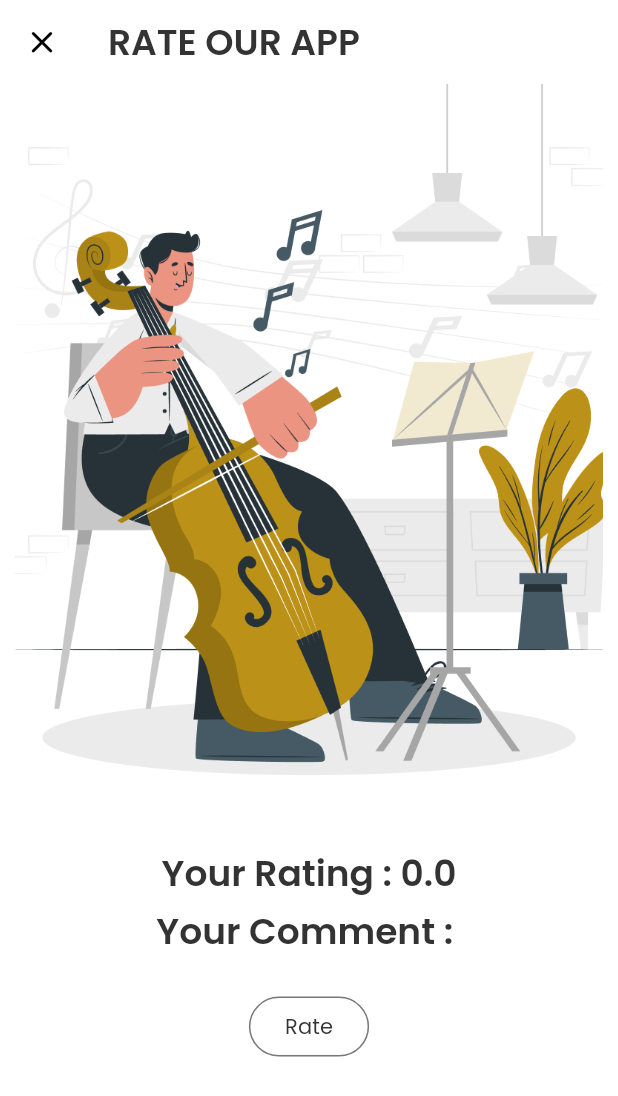
After one commit to OsitadinmaD/dlbc-hymn-app, a Flutter app: the RateScreen screen opened directly, on a phone screen of 412 x 824 dp. The commit adds this screen. Shown: the top 1096 px of the screen. Run offline on Flutter 3.47's test engine with Material 3 defaults, Android fonts, the phone set to English and light mode, and no system bars; our stand-ins replace get, rating_dialog, smooth_page_indicator; missing offline and left inert: shrink_sidemenu, syncfusion_flutter_pdfviewer; statements that could not run were skipped.

Commit message:
new file:   lib/screens/offline_screens/doctrinal_screen/bible_doctrine_screen.dart 	modified:   lib/screens/offline_screens/hymn_home.dart/hymn_home.dart 	modified:   lib/screens/offline_screens/hymn_home.dart/model_classes/side_menu_model.dart 	modified:   lib/screens/offline_screens/hymn_home.dart/widget/categories_chip_widget.dart 	new file:   lib/screens/offline_screens/side_menu_items.dart/about/about_screen.dart 	modified:   lib/screens/offline_screens/side_menu_items.dart/feedback/feedback_screen.dart 	new file:   lib/screens/offline_screens/side_menu_items.dart/rate/controller/rate_dialog_controller.dart 	new file:   lib/screens/offline_screens/side_menu_items.dart/rate/rate_screen.dart 	modified:   pubspec.lock 	modified:   pubspec.yaml

```diff
--- a/lib/screens/offline_screens/hymn_home.dart/hymn_home.dart
+++ b/lib/screens/offline_screens/hymn_home.dart/hymn_home.dart
@@ -33,6 +33,11 @@ class HymnHome extends StatelessWidget {
             controller.openAndCloseSideMenu();
             }),
           title: Text('GOSPEL HYMNS',style: Theme.of(context).textTheme.headlineMedium,),
+          actions: [
+            IconButton(icon: Icon(Icons.share_rounded, size: 25),
+            onPressed: (){},
+            )
+          ]
         ),
         body: SafeArea(
           child: Padding(
--- a/lib/screens/offline_screens/hymn_home.dart/model_classes/side_menu_model.dart
+++ b/lib/screens/offline_screens/hymn_home.dart/model_classes/side_menu_model.dart
@@ -2,23 +2,26 @@ import 'package:dlcm_ghs/utils/constants/colors.dart';
 import 'package:flutter/material.dart';
 import 'package:get/get.dart';
 
+import '../../side_menu_items.dart/about/about_screen.dart';
 import '../../side_menu_items.dart/feedback/feedback_screen.dart';
+import '../../side_menu_items.dart/rate/rate_screen.dart';
 
 class SideMenuModel {
   final Icon icon;
   final String title;
   final Function()? onTap;
 
+
   const SideMenuModel({required this.icon, required this.title, required this.onTap});
 
   static List<SideMenuModel> sideMenuItems = [
     SideMenuModel(icon: const Icon(Icons.person_2_rounded, size: 25,color: PColor.light,), title: 'Profile', onTap: (){}),
     SideMenuModel(icon: const Icon(Icons.share_rounded, size: 25,color: PColor.light,), title: 'Share', onTap: (){}),
-    SideMenuModel(icon: const Icon(Icons.rate_review_rounded, size: 25,color: PColor.light,), title: 'Rate', onTap: (){}),
+    SideMenuModel(icon: const Icon(Icons.rate_review_rounded, size: 25,color: PColor.light,), title: 'Rate', onTap: () => Get.to(() => const RateScreen())),
     SideMenuModel(icon: const Icon(Icons.notifications_active_rounded, size: 25,color: PColor.light,), title: 'Notifications', onTap: (){}),
     SideMenuModel(icon: const Icon(Icons.feedback_rounded, size: 25,color: PColor.light,), title: 'Feedback', onTap: () => Get.to(() => const FeedbackScreen())),
     SideMenuModel(icon: const Icon(Icons.badge_rounded, size: 25,color: PColor.light,), title: 'Follow us on our Social Media handles', onTap: (){}),
     SideMenuModel(icon: const Icon(Icons.question_answer_rounded, size: 25,color: PColor.light,), title: 'Help', onTap: (){}),
-    SideMenuModel(icon: const Icon(Icons.info_outline_rounded, size: 25,color: PColor.light,), title: 'About', onTap: (){}),
+    SideMenuModel(icon: const Icon(Icons.info_outline_rounded, size: 25,color: PColor.light,), title: 'About', onTap: ()  => Get.to(() => const AboutScreen())),
   ];
 }
--- a/lib/screens/offline_screens/hymn_home.dart/widget/categories_chip_widget.dart
+++ b/lib/screens/offline_screens/hymn_home.dart/widget/categories_chip_widget.dart
@@ -1,3 +1,4 @@
+import 'package:dlcm_ghs/screens/offline_screens/doctrinal_screen/bible_doctrine_screen.dart';
 import 'package:dlcm_ghs/screens/offline_screens/hymnal_screens/contents_screen/contents_screen.dart';
 import 'package:flutter/material.dart';
 import 'package:get/get.dart';
@@ -63,7 +64,7 @@ class CategoriesChipWidget extends StatelessWidget {
             PChipWidget(
               label: 'Bible Doctrine',
               icon: const Icon(Icons.book_rounded),
-              onTap: () {},
+              onTap: () => Get.to(() => const PDFScreenView()),
             ),
           ],
         )
--- a/lib/screens/offline_screens/side_menu_items.dart/feedback/feedback_screen.dart
+++ b/lib/screens/offline_screens/side_menu_items.dart/feedback/feedback_screen.dart
@@ -24,7 +24,7 @@ class FeedbackScreen extends StatelessWidget {
         leading: IconButton(onPressed: (){
           Get.back();
           sideMenuController.openAndCloseSideMenu();
-        }, icon: const Icon(Icons.arrow_back_rounded,size: 25,)),
+        }, icon: const Icon(Icons.close_rounded,size: 25,)),
         actions: [
           TextButton(onPressed: (){}, child: Text('Submit', style: Theme.of(context).textTheme.labelLarge,))
         ],
--- /dev/null
+++ b/lib/screens/offline_screens/side_menu_items.dart/rate/controller/rate_dialog_controller.dart
@@ -0,0 +1,39 @@
+import 'package:dlcm_ghs/utils/constants/colors.dart';
+import 'package:dlcm_ghs/utils/constants/text_strings.dart';
+import 'package:flutter/widgets.dart';
+import 'package:get/get.dart';
+import 'package:rating_dialog/rating_dialog.dart';
+
+import '../../../hymn_home.dart/controller/hymn_home_controller.dart';
+
+class RateDialogController extends GetxController{
+  static RateDialogController get instance => Get.find<RateDialogController>();
+  final sideMenuController = Get.put(HymnHomeController());
+
+  Rx<double> valueRated = 0.0.obs;
+  Rx<String> comment = ''.obs;
+
+  void showDialog(){
+    Get.dialog(
+      RatingDialog(
+        title: Text('DCLM Hymn App Rating',style: TextStyle(fontSize: 20,color:Get.isDarkMode ? PColor.light : PColor.dark,fontWeight: FontWeight.w600)),
+        submitButtonText: 'Submit',
+        onSubmitted: (RatingDialogResponse response) {
+          valueRated.value = response.rating;
+          comment.value = response.comment;
+        },
+        commentHint: 'Please we need your comments',
+        enableComment: true,
+        image: Image.asset(PTexts.hymnLogoImageString,fit: BoxFit.cover,),
+        message: Text('Tap the star icon below to rate our app',style: TextStyle(fontSize: 20,color:Get.isDarkMode ? PColor.light : PColor.dark,fontWeight: FontWeight.w500)),
+        onCancelled: () {
+          Get.back();
+          sideMenuController.openAndCloseSideMenu();
+        },
+        showCloseButton: true,
+        starColor: const Color.fromARGB(223, 19, 53, 108),
+        starSize: 35,
+      )
+    );
+  }
+}
--- /dev/null
+++ b/lib/screens/offline_screens/side_menu_items.dart/rate/rate_screen.dart
@@ -0,0 +1,85 @@
+import 'package:dlcm_ghs/screens/offline_screens/side_menu_items.dart/rate/controller/rate_dialog_controller.dart';
+import 'package:dlcm_ghs/utils/constants/helpers/helper_fncs.dart';
+import 'package:dlcm_ghs/utils/constants/sizes.dart';
+import 'package:dlcm_ghs/utils/constants/text_strings.dart';
+import 'package:flutter/material.dart';
+import 'package:get/get.dart';
+
+import '../../hymn_home.dart/controller/hymn_home_controller.dart';
+
+
+class RateScreen extends StatelessWidget {
+  const RateScreen({super.key});
+
+  @override
+  Widget build(BuildContext context) {
+    final ratingDialogController = Get.put(RateDialogController());
+    final sideMenuController = Get.put(HymnHomeController());
+
+
+    return Scaffold(
+      appBar: AppBar(
+        title: Text(
+          'RATE OUR APP',
+          style: Theme.of(context).textTheme.headlineMedium,
+        ),
+        leading: IconButton(
+            onPressed: () {
+              Get.back();
+              sideMenuController.openAndCloseSideMenu();
+            },
+            icon: const Icon(
+              Icons.close_rounded,
+              size: 25,
+            )),
+        actions: const [],
+      ),
+      body: SingleChildScrollView(
+        child: Center(
+          child: Padding(
+            padding: Psizes.defaultPaddingOnly2(),
+            child: Column(
+              children: [
+                ClipRRect(
+                  borderRadius: BorderRadius.circular(25),
+                  child: Image.asset(PTexts.onBoardingImageString1,
+                      fit: BoxFit.cover,height: PHelperFunctions.screenHeight() * 0.6,),
+                ),
+                const SizedBox(
+                  height: Psizes.md,
+                ),
+                Column(
+                  mainAxisAlignment: MainAxisAlignment.start,
+                  children: [
+                    Obx(() => Text(
+                          'Your Rating : ${ratingDialogController.valueRated}',
+                          softWrap: true,
+                          style: Theme.of(context).textTheme.headlineMedium,
+                        )),
+                    const SizedBox(
+                      height: Psizes.sm,
+                    ),
+                    Obx(() => Text(
+                          'Your Comment : ${ratingDialogController.comment.toString().capitalizeFirst}',
+                          softWrap: true,
+                          style: Theme.of(context).textTheme.headlineMedium,
+                        )),
+                    const SizedBox(
+                      height: Psizes.lg,
+                    ),
+                    OutlinedButton(
+                        onPressed: () => ratingDialogController.showDialog(),
+                        child: Text(
+                          'Rate',
+                          style: Theme.of(context).textTheme.labelLarge,
+                        ))
+                  ],
+                ),
+              ],
+            ),
+          ),
+        ),
+      ),
+    );
+  }
+}
--- a/pubspec.yaml
+++ b/pubspec.yaml
@@ -41,6 +41,7 @@ dependencies:
   smooth_page_indicator: ^1.2.0+3
   shrink_sidemenu: ^2.0.0+2-null-safety
   syncfusion_flutter_pdfviewer: ^26.2.4
+  rating_dialog: ^2.0.4
 
 dev_dependencies:
   flutter_test:
```
Also changed, not shown: lib/screens/offline_screens/doctrinal_screen/bible_doctrine_screen.dart (added, +141 -0 lines), lib/screens/offline_screens/side_menu_items.dart/about/about_screen.dart (added, +81 -0 lines), pubspec.lock.
